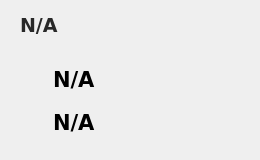
Before: the Qt Designer form ui/info_widget.ui in maajus/namas_main, drawn with Qt 5.
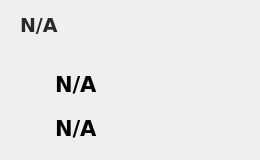
After: the same form once the commit is applied. Icons and pictures are not drawn.

What changed in the file:
```diff
--- a/ui/info_widget.ui
+++ b/ui/info_widget.ui
@@ -40,9 +40,9 @@
   <widget class="QLabel" name="label_3">
    <property name="geometry">
     <rect>
-     <x>200</x>
+     <x>210</x>
      <y>90</y>
-     <width>51</width>
+     <width>41</width>
      <height>51</height>
     </rect>
    </property>
@@ -56,25 +56,61 @@
     <bool>true</bool>
    </property>
   </widget>
-  <widget class="QWidget" name="">
+  <widget class="QLabel" name="temp_label">
    <property name="geometry">
     <rect>
-     <x>10</x>
-     <y>60</y>
-     <width>171</width>
-     <height>81</height>
+     <x>55</x>
+     <y>68</y>
+     <width>121</width>
+     <height>33</height>
     </rect>
    </property>
-   <layout class="QGridLayout" name="gridLayout">
-    <property name="verticalSpacing">
-     <number>5</number>
-    </property>
-    <item row="0" column="0">
+   <property name="font">
+    <font>
+     <family>DejaVu Sans</family>
+     <pointsize>16</pointsize>
+     <weight>75</weight>
+     <bold>true</bold>
+    </font>
+   </property>
+   <property name="text">
+    <string>N/A</string>
+   </property>
+  </widget>
+  <widget class="QLabel" name="humidity_label">
+   <property name="geometry">
+    <rect>
+     <x>55</x>
+     <y>112</y>
+     <width>111</width>
+     <height>33</height>
+    </rect>
+   </property>
+   <property name="font">
+    <font>
+     <family>DejaVu Sans</family>
+     <pointsize>16</pointsize>
+     <weight>75</weight>
+     <bold>true</bold>
+    </font>
+   </property>
+   <property name="text">
+    <string>N/A</string>
+   </property>
+  </widget>
      <widget class="QLabel" name="label">
+   <property name="geometry">
+    <rect>
+     <x>11</x>
+     <y>68</y>
+     <width>37</width>
+     <height>37</height>
+    </rect>
+   </property>
       <property name="maximumSize">
        <size>
         <width>37</width>
-        <height>51</height>
+     <height>40</height>
        </size>
       </property>
       <property name="text">
@@ -90,28 +126,19 @@
        <number>0</number>
       </property>
      </widget>
-    </item>
-    <item row="0" column="1">
-     <widget class="QLabel" name="temp_label">
-      <property name="font">
-       <font>
-        <family>DejaVu Sans</family>
-        <pointsize>16</pointsize>
-        <weight>75</weight>
-        <bold>true</bold>
-       </font>
-      </property>
-      <property name="text">
-       <string>N/A</string>
-      </property>
-     </widget>
-    </item>
-    <item row="1" column="0">
      <widget class="QLabel" name="label_2">
+   <property name="geometry">
+    <rect>
+     <x>11</x>
+     <y>110</y>
+     <width>37</width>
+     <height>37</height>
+    </rect>
+   </property>
       <property name="maximumSize">
        <size>
         <width>37</width>
-        <height>51</height>
+     <height>40</height>
        </size>
       </property>
       <property name="text">
@@ -126,24 +153,6 @@
       <property name="margin">
        <number>3</number>
       </property>
-     </widget>
-    </item>
-    <item row="1" column="1">
-     <widget class="QLabel" name="humidity_label">
-      <property name="font">
-       <font>
-        <family>DejaVu Sans</family>
-        <pointsize>16</pointsize>
-        <weight>75</weight>
-        <bold>true</bold>
-       </font>
-      </property>
-      <property name="text">
-       <string>N/A</string>
-      </property>
-     </widget>
-    </item>
-   </layout>
   </widget>
  </widget>
  <resources>
```
Left out of the diff: 3 changed lines with no effect on the pictures. Lines whose indentation alone changed are shown as unchanged.
